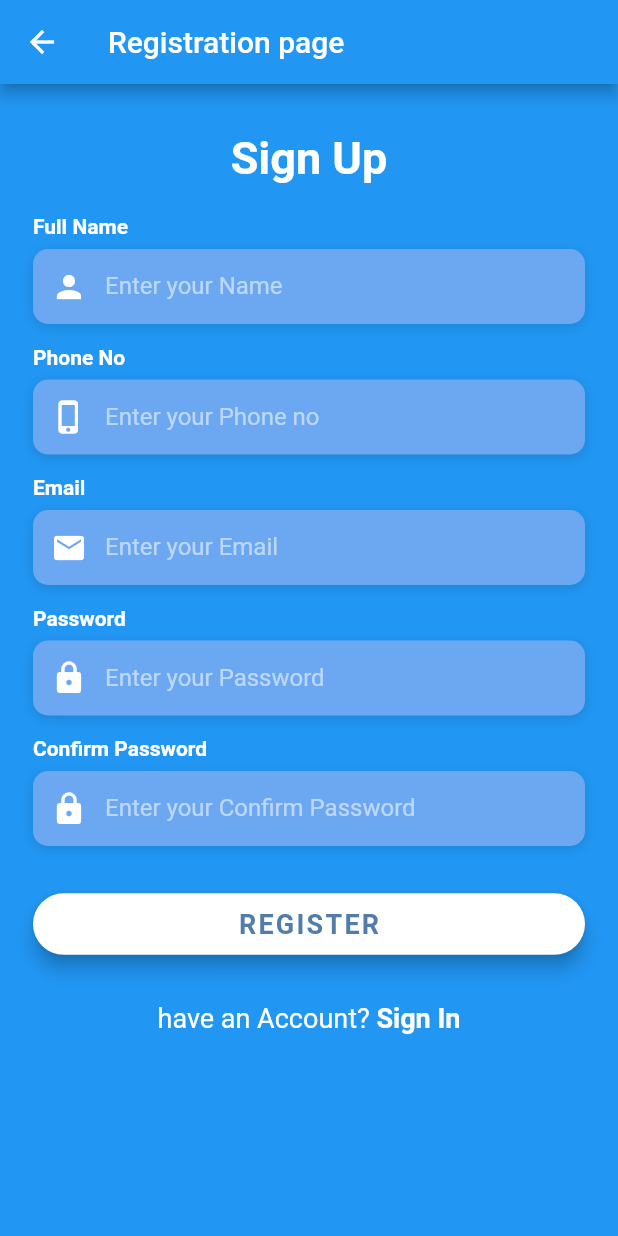
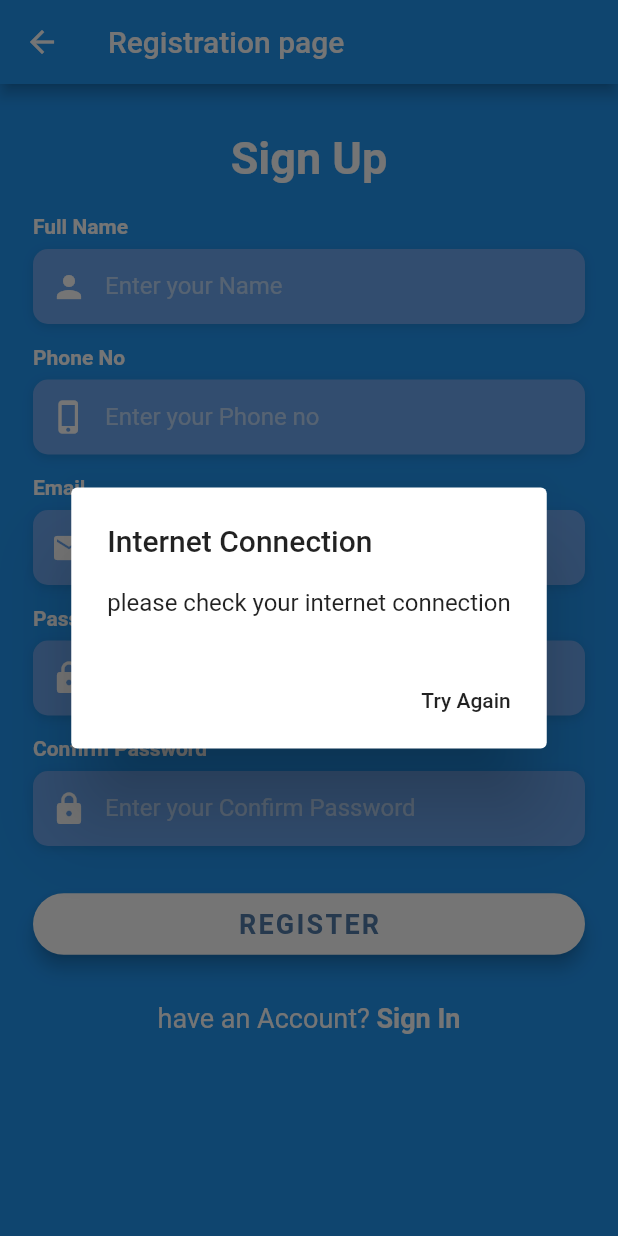
Before and after one commit to MoNabilmnf/Flutter_D1_Task, a Flutter app: the Registeration screen opened by its route, after a tap on "REGISTER", on a phone screen of 412 x 824 dp. Run offline on Flutter 3.47's test engine with Material 2 defaults, Android fonts, the phone set to English and light mode, and no system bars; our stand-ins replace connectivity, webview_flutter; Roboto replaces fonts that are missing (OpenSans).

Commit message:
Thred update

```diff
--- a/lib/UI/Registeration.dart
+++ b/lib/UI/Registeration.dart
@@ -1,10 +1,11 @@
 import 'package:flutter/cupertino.dart';
 import 'package:flutter/material.dart';
-
+import 'package:connectivity/connectivity.dart';
+import 'package:task2/UI/Home.dart';
 import 'Login.dart';
 import 'Widgets.dart';
 import 'constants.dart';
-
+import 'dart:io';
 class Registeration extends StatefulWidget{
   @override
   State<StatefulWidget> createState() {
@@ -187,7 +188,30 @@ class RegisterationState extends State<Registeration>{
                   margin: EdgeInsets.only(bottom: 18.0),
                 ),
 
-                CustomWidget().build_Login_or_Registration_Btn("REGISTER","Registration Button Pressed"),
+                //CustomWidget().build_Login_or_Registration_Btn("REGISTER",context),
+                 Container(
+                    padding: EdgeInsets.symmetric(vertical: 10.0),
+                    width: double.infinity,
+                     child: RaisedButton(
+                     elevation: 5.0,
+                       onPressed:_CheckInternetConnection,
+                      padding: EdgeInsets.all(10.0),
+                      shape: RoundedRectangleBorder(
+                        borderRadius: BorderRadius.circular(30.0),
+                         ),
+                          color: Colors.white,
+        child: Text(
+          'REGISTER',
+           style: TextStyle(
+            color: Color(0xFF527DAA),
+            letterSpacing: 1.5,
+            fontSize: 18.0,
+            fontWeight: FontWeight.bold,
+            fontFamily: 'OpenSans',
+          ),
+        ),
+      ),
+    ),
 
                 Container(
                   padding: EdgeInsets.only(top: 18.0,bottom: 7.0),
@@ -200,6 +224,39 @@ class RegisterationState extends State<Registeration>{
         ],
       ),
     );
+
   }
-
+  _CheckInternetConnection() async{
+    print("Check 1");
+    try {
+      final result = await InternetAddress.lookup('paymac.net');
+      if (result.isNotEmpty && result[0].rawAddress.isNotEmpty) {
+        print('connected');
+        Navigator.of(context).pushReplacement(MaterialPageRoute(
+            builder: (BuildContext context) => Home()));
+      }
+    } on SocketException catch (_) {
+      print('not connected');
+      _showDialoge();
+    }
+  }
+  _showDialoge(){
+    showDialog(context: context,
+        builder: (context){
+          return AlertDialog(
+            title: Text("Internet Connection"),
+            content: Text("please check your internet connection"),
+            actions: <Widget>[
+              FlatButton(
+                child: Text("Try Again"),
+                onPressed: (){
+                  Navigator.of(context).pop();
+                  _CheckInternetConnection();
+                },
+              )
+            ],
+          );
+        }
+    );
+  }
 }
--- a/lib/UI/Widgets.dart
+++ b/lib/UI/Widgets.dart
@@ -1,32 +1,10 @@
+
+import 'package:connectivity/connectivity.dart';
 import 'package:flutter/cupertino.dart';
 import 'package:flutter/material.dart';
 import 'constants.dart';
 class CustomWidget{
-  Widget build_Login_or_Registration_Btn(String btnName,String pressText) {
-    return Container(
-      padding: EdgeInsets.symmetric(vertical: 10.0),
-      width: double.infinity,
-      child: RaisedButton(
-        elevation: 5.0,
-       onPressed: () => print('$pressText'),
-        padding: EdgeInsets.all(10.0),
-        shape: RoundedRectangleBorder(
-          borderRadius: BorderRadius.circular(30.0),
-        ),
-        color: Colors.white,
-        child: Text(
-          '$btnName',
-          style: TextStyle(
-            color: Color(0xFF527DAA),
-            letterSpacing: 1.5,
-            fontSize: 18.0,
-            fontWeight: FontWeight.bold,
-            fontFamily: 'OpenSans',
-          ),
-        ),
-      ),
-    );
-  }
+
   Widget buildSignInWithText(){
     return Column(
       children: <Widget>[
@@ -119,4 +97,6 @@ Widget buildSignupBtn(context,C,String text1 ,String text2) {
     ),
   );
 }
+
+
 }
--- a/lib/main.dart
+++ b/lib/main.dart
@@ -1,10 +1,11 @@
 import 'package:flutter/material.dart';
 import 'package:task2/UI/Login.dart';
 import 'package:task2/UI/Registeration.dart';
-
 import 'UI/seplash.dart';
 
 void main() => runApp(MaterialApp(
+  debugShowCheckedModeBanner: false,
+  title: 'WebView',
   home: splash(),
   routes: <String, WidgetBuilder> {
     '/Registeration': (BuildContext context) => new Registeration(),
--- a/pubspec.yaml
+++ b/pubspec.yaml
@@ -23,6 +23,8 @@ dependencies:
   # The following adds the Cupertino Icons font to your application.
   # Use with the CupertinoIcons class for iOS style icons.
   cupertino_icons: ^0.1.2
+  connectivity: 0.4.8+6
+  webview_flutter: ^0.3.14+1
 
 dev_dependencies:
   flutter_test:
```
Also changed, not shown: lib/UI/Home.dart (added, +55 -0 lines), lib/UI/Login.dart (+60 -2 lines), pubspec.lock, 3 other files.
